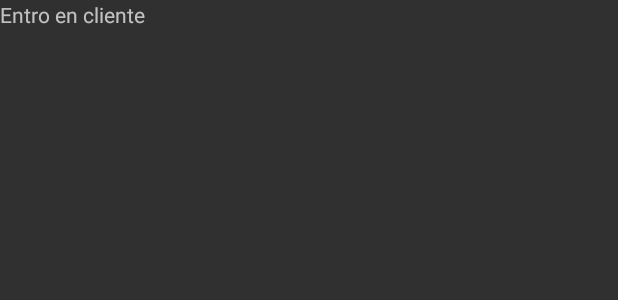
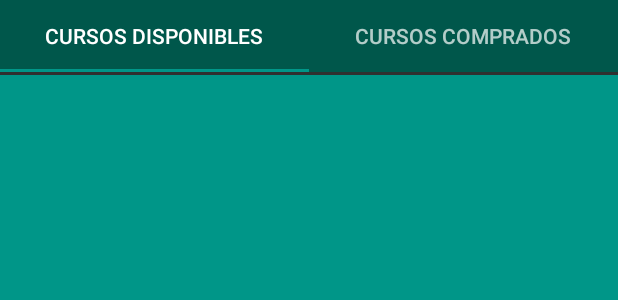
Before and after one commit to Xons001/FutLabProyectoAndroid, an Android app: the layout ventana_cliente.xml on its own in the app's theme, with its tools: preview values and no code run, on a phone screen of 412 x 824 dp. Shown: the top 300 px of the screen. Run offline under Robolectric (Android 15) with nearby library versions, the phone set to English and light mode, and no system bars.

Commit message:
Ventana Cliente visualmente acabado

```diff
--- a/app/build.gradle
+++ b/app/build.gradle
@@ -24,8 +24,10 @@ dependencies {
     implementation 'androidx.appcompat:appcompat:1.1.0'
     implementation 'androidx.constraintlayout:constraintlayout:1.1.3'
     implementation 'com.synnapps:carouselview:0.1.5'
+    implementation 'androidx.legacy:legacy-support-v4:1.0.0'
     testImplementation 'junit:junit:4.13'
     androidTestImplementation 'androidx.test.ext:junit:1.1.1'
     androidTestImplementation 'androidx.test.espresso:espresso-core:3.2.0'
     implementation group: 'javax.servlet', name: 'javax.servlet-api', version: '4.0.1'
+    implementation 'com.google.android.material:material:1.0.0'
 }
--- a/app/src/main/res/layout/ventana_cliente.xml
+++ b/app/src/main/res/layout/ventana_cliente.xml
@@ -6,11 +6,37 @@
     android:layout_height="match_parent"
     tools:context=".Ventanas.VentanaCliente">
 
-    <TextView
-        android:id="@+id/textView2"
-        android:layout_width="wrap_content"
+    <com.google.android.material.tabs.TabLayout
+        android:id="@+id/tabLayout"
+        android:layout_width="match_parent"
         android:layout_height="wrap_content"
-        android:text="Entro en cliente"
-        tools:layout_editor_absoluteX="37dp"
-        tools:layout_editor_absoluteY="38dp" />
+        app:layout_constraintEnd_toEndOf="parent"
+        app:layout_constraintStart_toStartOf="parent"
+        app:layout_constraintTop_toTopOf="parent"
+        app:tabBackground="@color/colorPrimaryDark"
+        app:tabIndicatorColor="#009688">
+
+        <com.google.android.material.tabs.TabItem
+            android:id="@+id/curosDisponiblesItem"
+            android:layout_width="wrap_content"
+            android:layout_height="wrap_content"
+            android:text="@string/cursos_disponibles" />
+
+        <com.google.android.material.tabs.TabItem
+            android:id="@+id/cursosCompradosItem"
+            android:layout_width="wrap_content"
+            android:layout_height="wrap_content"
+            android:text="@string/cursos_comprados" />
+
+    </com.google.android.material.tabs.TabLayout>
+
+    <androidx.viewpager.widget.ViewPager
+        android:id="@+id/viewPager"
+        android:layout_width="match_parent"
+        android:layout_height="match_parent"
+        android:layout_marginTop="50dp"
+        android:background="#009688"
+        app:layout_constraintEnd_toEndOf="parent"
+        app:layout_constraintStart_toStartOf="parent"
+        app:layout_constraintTop_toTopOf="parent" />
 </androidx.constraintlayout.widget.ConstraintLayout>
--- a/app/src/main/res/values/strings.xml
+++ b/app/src/main/res/values/strings.xml
@@ -13,4 +13,9 @@
     <string name="password">Password</string>
     <string name="imagen_logo">Imagen Logo</string>
     <string name="todo">TODO</string>
+    <string name="cursos_disponibles">Cursos Disponibles</string>
+    <string name="cursos_comprados">Cursos Comprados</string>
+
+    <!-- TODO: Remove or change this placeholder text -->
+    <string name="hello_blank_fragment">Hello blank fragment</string>
 </resources>
```
Also changed, not shown: app/src/main/java/com/example/sean_alberto_futbollab_2/Frames/CursosComprados.java (added, +24 -0 lines), app/src/main/java/com/example/sean_alberto_futbollab_2/Frames/CursosDisponibles.java (added, +24 -0 lines), app/src/main/java/com/example/sean_alberto_futbollab_2/Ventanas/VentanaCliente.java (+29 -0 lines), app/src/main/res/layout/fragment_cursos_comprados.xml (added, +12 -0 lines), app/src/main/res/layout/fragment_cursos_disponibles.xml (added, +12 -0 lines).
